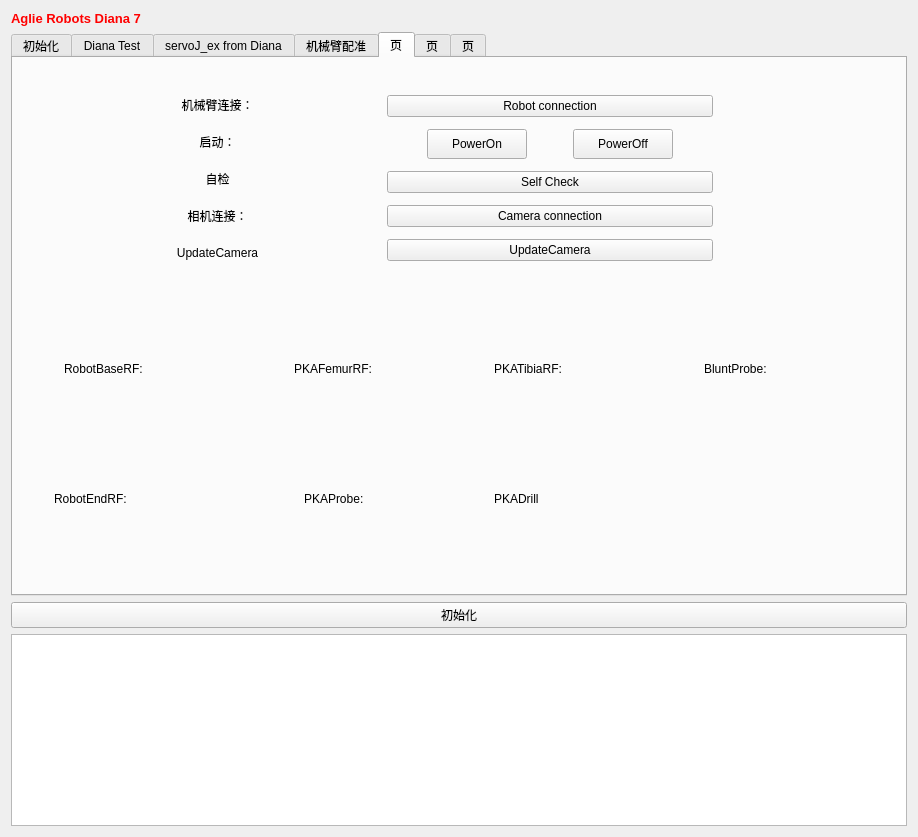
Before: the Qt Designer form Plugins/org.mitk.lancet.DianaSeven/src/internal/DianaSevenControls.ui in zhaomengxiao/LancetMITK-Adition, drawn with Qt 5.
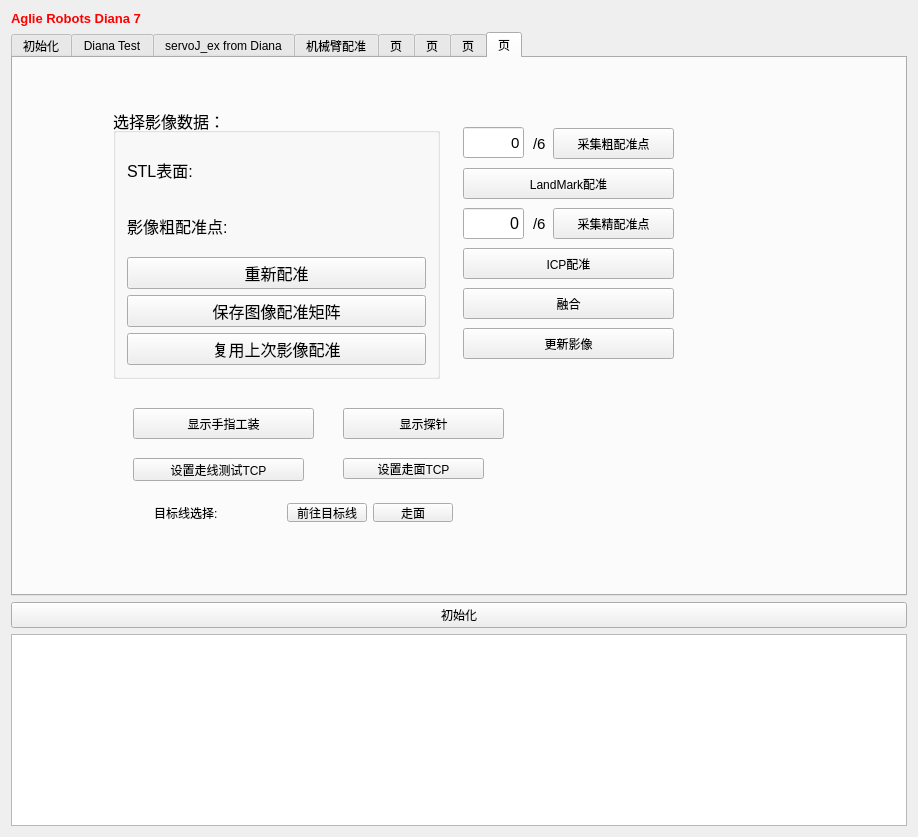
After: the same form once the commit is applied. Custom widgets are drawn as their Qt base class.

Commit message:
add precision Class in to the dianaSeven,create precision Test tab as a class in to plugin
add precision Class in to the dianaSeven,create precision Test tab as a class in to plugin

The edit to the form file:
```diff
--- a/Plugins/org.mitk.lancet.DianaSeven/src/internal/DianaSevenControls.ui
+++ b/Plugins/org.mitk.lancet.DianaSeven/src/internal/DianaSevenControls.ui
@@ -40,7 +40,7 @@
    <item>
     <widget class="QTabWidget" name="tabWidget">
      <property name="currentIndex">
-      <number>4</number>
+      <number>7</number>
      </property>
      <widget class="QWidget" name="tab">
       <attribute name="title">
@@ -2970,6 +2970,336 @@
        </property>
       </widget>
      </widget>
+     <widget class="QWidget" name="PrecisionTab">
+      <attribute name="title">
+       <string>页</string>
+      </attribute>
+      <widget class="QPushButton" name="CollectICPBtn">
+       <property name="enabled">
+        <bool>true</bool>
+       </property>
+       <property name="geometry">
+        <rect>
+         <x>540</x>
+         <y>150</y>
+         <width>121</width>
+         <height>31</height>
+        </rect>
+       </property>
+       <property name="text">
+        <string>采集精配准点</string>
+       </property>
+      </widget>
+      <widget class="QLabel" name="label_189">
+       <property name="geometry">
+        <rect>
+         <x>520</x>
+         <y>70</y>
+         <width>21</width>
+         <height>31</height>
+        </rect>
+       </property>
+       <property name="font">
+        <font>
+         <pointsize>11</pointsize>
+        </font>
+       </property>
+       <property name="text">
+        <string>/6</string>
+       </property>
+      </widget>
+      <widget class="QGroupBox" name="groupBox_10">
+       <property name="geometry">
+        <rect>
+         <x>100</x>
+         <y>50</y>
+         <width>327</width>
+         <height>271</height>
+        </rect>
+       </property>
+       <property name="font">
+        <font>
+         <pointsize>12</pointsize>
+        </font>
+       </property>
+       <property name="title">
+        <string>选择影像数据： </string>
+       </property>
+       <layout class="QGridLayout" name="gridLayout_13">
+        <item row="1" column="0">
+         <layout class="QHBoxLayout" name="horizontalLayout_16">
+          <item>
+           <widget class="QLabel" name="label_187">
+            <property name="text">
+             <string>影像粗配准点:  </string>
+            </property>
+           </widget>
+          </item>
+          <item>
+           <widget class="QmitkSingleNodeSelectionWidget" name="LandmarkPointRegSelectWidget" native="true"/>
+          </item>
+         </layout>
+        </item>
+        <item row="5" column="0">
+         <widget class="QPushButton" name="ReuseImageRegBtn">
+          <property name="text">
+           <string>复用上次影像配准</string>
+          </property>
+         </widget>
+        </item>
+        <item row="3" column="0">
+         <widget class="QPushButton" name="ResetImageRegBtn">
+          <property name="text">
+           <string>重新配准</string>
+          </property>
+         </widget>
+        </item>
+        <item row="4" column="0">
+         <widget class="QPushButton" name="SaveImageRegBtn">
+          <property name="text">
+           <string>保存图像配准矩阵</string>
+          </property>
+         </widget>
+        </item>
+        <item row="0" column="0">
+         <layout class="QHBoxLayout" name="horizontalLayout_25">
+          <item>
+           <widget class="QLabel" name="label_188">
+            <property name="text">
+             <string>STL表面:  </string>
+            </property>
+           </widget>
+          </item>
+          <item>
+           <widget class="QmitkSingleNodeSelectionWidget" name="SurfaceRegSelectWidget" native="true"/>
+          </item>
+         </layout>
+        </item>
+       </layout>
+      </widget>
+      <widget class="QPushButton" name="ICPRegistrationBtn">
+       <property name="geometry">
+        <rect>
+         <x>450</x>
+         <y>190</y>
+         <width>211</width>
+         <height>31</height>
+        </rect>
+       </property>
+       <property name="text">
+        <string>ICP配准</string>
+       </property>
+      </widget>
+      <widget class="QLineEdit" name="CollectLandmarkLineEdit">
+       <property name="geometry">
+        <rect>
+         <x>450</x>
+         <y>69</y>
+         <width>61</width>
+         <height>31</height>
+        </rect>
+       </property>
+       <property name="font">
+        <font>
+         <pointsize>11</pointsize>
+        </font>
+       </property>
+       <property name="layoutDirection">
+        <enum>Qt::LeftToRight</enum>
+       </property>
+       <property name="text">
+        <string>0</string>
+       </property>
+       <property name="alignment">
+        <set>Qt::AlignRight|Qt::AlignTrailing|Qt::AlignVCenter</set>
+       </property>
+      </widget>
+      <widget class="QPushButton" name="AddICPBtn">
+       <property name="geometry">
+        <rect>
+         <x>450</x>
+         <y>230</y>
+         <width>211</width>
+         <height>31</height>
+        </rect>
+       </property>
+       <property name="text">
+        <string>融合</string>
+       </property>
+      </widget>
+      <widget class="QLineEdit" name="CollectedICPLineEdit">
+       <property name="geometry">
+        <rect>
+         <x>450</x>
+         <y>150</y>
+         <width>61</width>
+         <height>31</height>
+        </rect>
+       </property>
+       <property name="font">
+        <font>
+         <pointsize>12</pointsize>
+        </font>
+       </property>
+       <property name="layoutDirection">
+        <enum>Qt::LeftToRight</enum>
+       </property>
+       <property name="text">
+        <string>0</string>
+       </property>
+       <property name="alignment">
+        <set>Qt::AlignRight|Qt::AlignTrailing|Qt::AlignVCenter</set>
+       </property>
+      </widget>
+      <widget class="QPushButton" name="CollectLandmarkBtn">
+       <property name="geometry">
+        <rect>
+         <x>540</x>
+         <y>70</y>
+         <width>121</width>
+         <height>31</height>
+        </rect>
+       </property>
+       <property name="text">
+        <string>采集粗配准点</string>
+       </property>
+      </widget>
+      <widget class="QLabel" name="label_190">
+       <property name="geometry">
+        <rect>
+         <x>520</x>
+         <y>150</y>
+         <width>21</width>
+         <height>31</height>
+        </rect>
+       </property>
+       <property name="font">
+        <font>
+         <pointsize>11</pointsize>
+        </font>
+       </property>
+       <property name="text">
+        <string>/6</string>
+       </property>
+      </widget>
+      <widget class="QPushButton" name="UpdateDeviationBtn">
+       <property name="geometry">
+        <rect>
+         <x>450</x>
+         <y>270</y>
+         <width>211</width>
+         <height>31</height>
+        </rect>
+       </property>
+       <property name="text">
+        <string>更新影像</string>
+       </property>
+      </widget>
+      <widget class="QPushButton" name="LandmarkRegistrationBtn">
+       <property name="geometry">
+        <rect>
+         <x>450</x>
+         <y>110</y>
+         <width>211</width>
+         <height>31</height>
+        </rect>
+       </property>
+       <property name="text">
+        <string>LandMark配准</string>
+       </property>
+      </widget>
+      <widget class="QPushButton" name="DisplayPrecisionToolBtn">
+       <property name="geometry">
+        <rect>
+         <x>120</x>
+         <y>350</y>
+         <width>181</width>
+         <height>31</height>
+        </rect>
+       </property>
+       <property name="text">
+        <string>显示手指工装</string>
+       </property>
+      </widget>
+      <widget class="QPushButton" name="DisplayProbeBtn">
+       <property name="geometry">
+        <rect>
+         <x>330</x>
+         <y>350</y>
+         <width>161</width>
+         <height>31</height>
+        </rect>
+       </property>
+       <property name="text">
+        <string>显示探针</string>
+       </property>
+      </widget>
+      <widget class="QPushButton" name="SetGoLineTCPBtn">
+       <property name="geometry">
+        <rect>
+         <x>120</x>
+         <y>400</y>
+         <width>171</width>
+         <height>23</height>
+        </rect>
+       </property>
+       <property name="text">
+        <string>设置走线测试TCP</string>
+       </property>
+      </widget>
+      <widget class="QWidget" name="layoutWidget_7">
+       <property name="geometry">
+        <rect>
+         <x>130</x>
+         <y>434</y>
+         <width>321</width>
+         <height>41</height>
+        </rect>
+       </property>
+       <layout class="QHBoxLayout" name="horizontalLayout_11">
+        <item>
+         <widget class="QLabel" name="label_84">
+          <property name="text">
+           <string>目标线选择: </string>
+          </property>
+         </widget>
+        </item>
+        <item>
+         <widget class="QmitkSingleNodeSelectionWidget" name="ImageTargetLineSelectWidget" native="true"/>
+        </item>
+        <item>
+         <widget class="QPushButton" name="GoLineBtn">
+          <property name="enabled">
+           <bool>true</bool>
+          </property>
+          <property name="text">
+           <string>前往目标线</string>
+          </property>
+         </widget>
+        </item>
+        <item>
+         <widget class="QPushButton" name="GoPlaneBtn">
+          <property name="text">
+           <string>走面</string>
+          </property>
+         </widget>
+        </item>
+       </layout>
+      </widget>
+      <widget class="QPushButton" name="SetGoPlaneTCPBtn">
+       <property name="geometry">
+        <rect>
+         <x>330</x>
+         <y>400</y>
+         <width>141</width>
+         <height>21</height>
+        </rect>
+       </property>
+       <property name="text">
+        <string>设置走面TCP</string>
+       </property>
+      </widget>
+     </widget>
     </widget>
    </item>
    <item>
@@ -2999,6 +3329,12 @@
    <header location="global">QmitkToolTrackingStatusWidget.h</header>
    <container>1</container>
   </customwidget>
+  <customwidget>
+   <class>QmitkSingleNodeSelectionWidget</class>
+   <extends>QWidget</extends>
+   <header location="global">QmitkSingleNodeSelectionWidget.h</header>
+   <container>1</container>
+  </customwidget>
  </customwidgets>
  <resources/>
  <connections/>
```
The commit also changes 15 other files.
